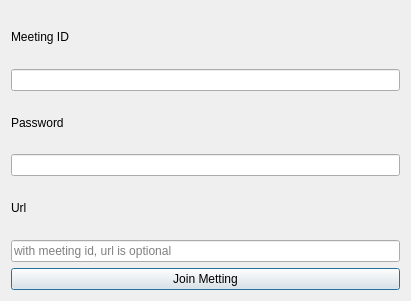
Qt form UI/xml/login_window.ui (Karenw1004/ZoomPlusPlus) before a commit.
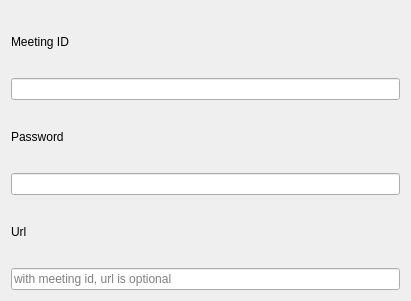
The same form after that commit.

Commit message: UI join meeting button has been updated with a spinner QPushButton

```diff
--- a/UI/xml/login_window.ui
+++ b/UI/xml/login_window.ui
@@ -77,13 +77,13 @@
      </item>
     </layout>
    </item>
-   <item row="1" column="0">
+   <!-- <item row="1" column="0">
     <widget class="QPushButton" name="pushButton_login">
      <property name="text">
       <string>Join Metting</string>
      </property>
     </widget>
-   </item>
+   </item> -->
   </layout>
  </widget>
  <resources/>
```
The commit also changes 2 other files.
